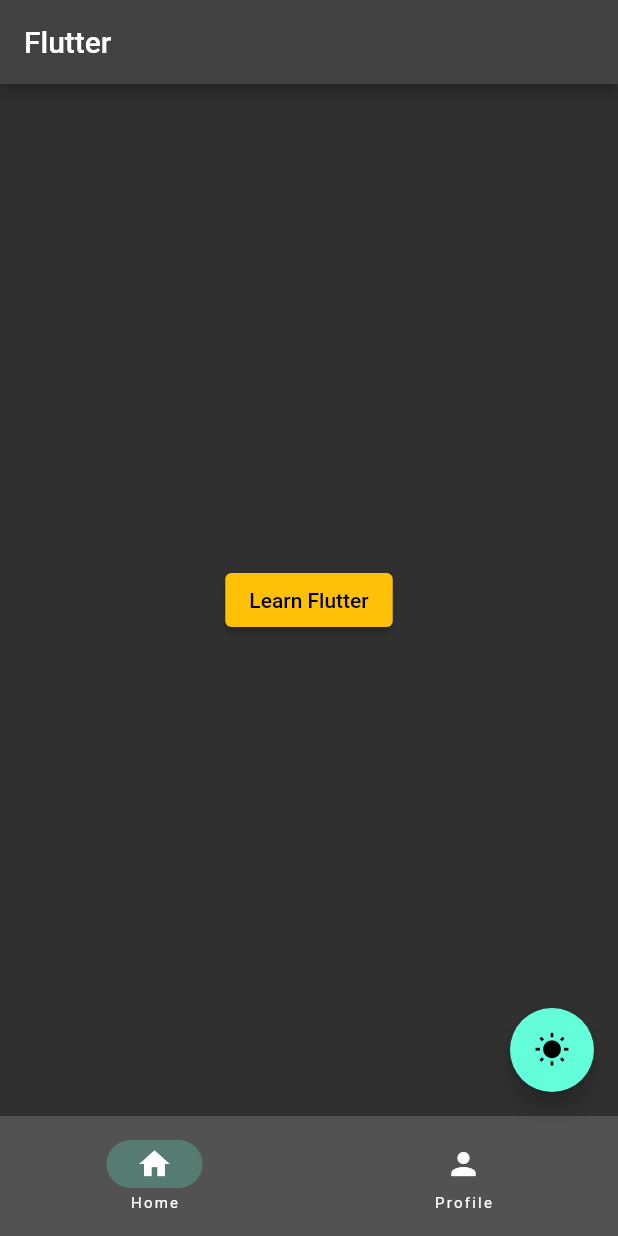
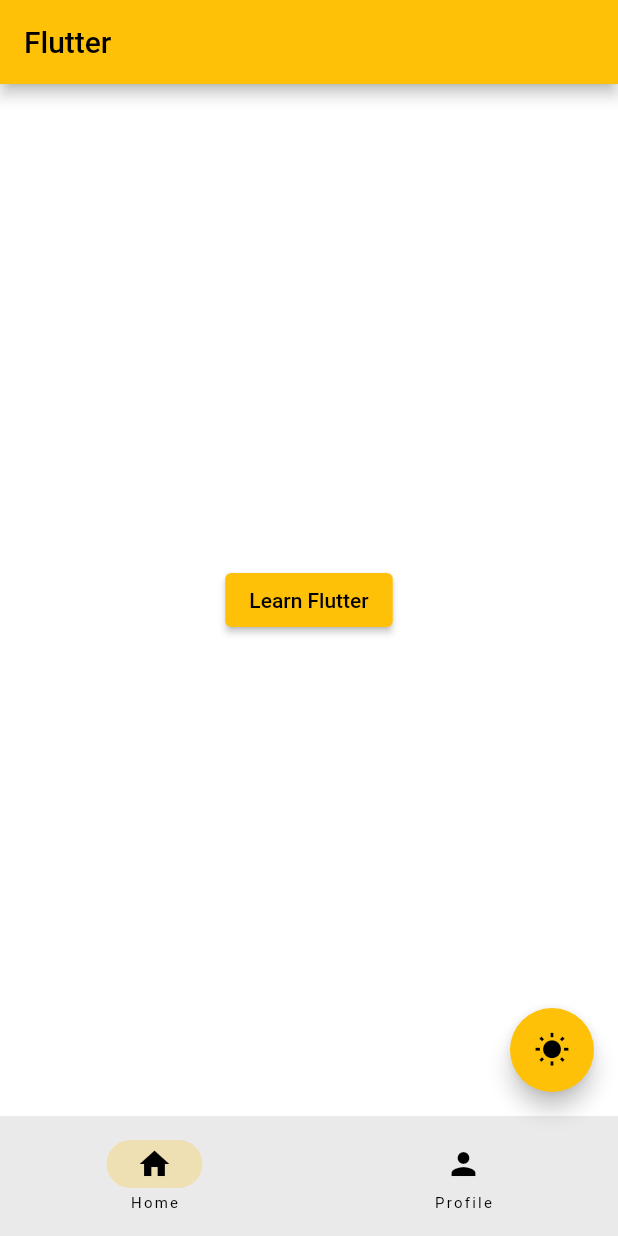
Before and after one commit to jaykang95/first-flutter-mobile-app, a Flutter app: the screen it shows after launch, on a phone screen of 412 x 824 dp. Run offline on Flutter 3.47's test engine with Material 2 defaults, Android fonts, the phone set to English and light mode, and no system bars.

Commit message:
scaffold bg color change

```diff
--- a/lib/main.dart
+++ b/lib/main.dart
@@ -6,17 +6,6 @@ void main() {
   runApp(const MyApp());
 }
 
-bool _iconBool = false;
-
-IconData _iconLight = Icons.wb_sunny;
-IconData _iconDark = Icons.nightlight;
-
-ThemeData _lightTheme =
-    ThemeData(primarySwatch: Colors.amber, brightness: Brightness.dark);
-
-ThemeData _darkTheme =
-    ThemeData(primarySwatch: Colors.red, brightness: Brightness.dark);
-
 class MyApp extends StatelessWidget {
   const MyApp({super.key});
 
@@ -24,11 +13,17 @@ class MyApp extends StatelessWidget {
   Widget build(BuildContext context) {
     return MaterialApp(
       debugShowCheckedModeBanner: false,
-      theme: _iconBool ? _darkTheme : _lightTheme,
+      theme:
+          ThemeData(primarySwatch: Colors.amber, brightness: Brightness.light),
       home: const RootPage(),
     );
   }
 }
+
+bool _iconBool = false;
+
+IconData _iconLight = Icons.wb_sunny;
+IconData _iconDark = Icons.nightlight;
 
 class RootPage extends StatefulWidget {
   const RootPage({super.key});
@@ -46,6 +41,7 @@ class _RootPageState extends State<RootPage> {
   @override
   Widget build(BuildContext context) {
     return Scaffold(
+      backgroundColor: _iconBool ? Colors.black45 : Colors.white,
       appBar: AppBar(
         title: const Text('Flutter'),
       ),
```
